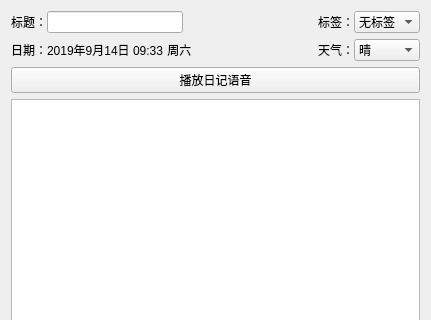
The window that LxDairy/src/DairyEditWidget.ui (leishengxie/FengZhiHong) describes before a commit, drawn with Qt 5; both pictures show x 0 to 431 and y 0 to 320 of the 431 by 473 pixel window.
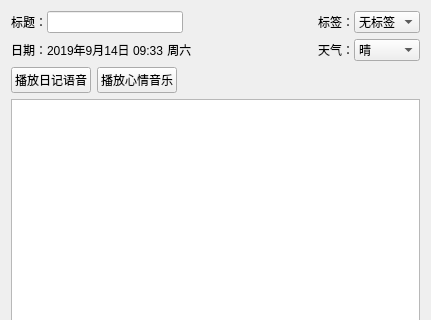
The same window after the commit. Custom widgets are drawn as their Qt base class.

```diff
--- a/LxDairy/src/DairyEditWidget.ui
+++ b/LxDairy/src/DairyEditWidget.ui
@@ -168,11 +168,35 @@
     </layout>
    </item>
    <item>
+    <layout class="QHBoxLayout" name="horizontalLayout_3">
+     <item>
     <widget class="QPushButton" name="btnTTSPlay">
      <property name="text">
       <string>播放日记语音</string>
      </property>
     </widget>
+     </item>
+     <item>
+      <widget class="QPushButton" name="pushButton">
+       <property name="text">
+        <string>播放心情音乐</string>
+       </property>
+      </widget>
+     </item>
+     <item>
+      <spacer name="horizontalSpacer_3">
+       <property name="orientation">
+        <enum>Qt::Horizontal</enum>
+       </property>
+       <property name="sizeHint" stdset="0">
+        <size>
+         <width>40</width>
+         <height>20</height>
+        </size>
+       </property>
+      </spacer>
+     </item>
+    </layout>
    </item>
    <item>
     <widget class="CDairyEdit" name="dairyEdit"/>
```
Lines whose indentation alone changed are shown as unchanged.
